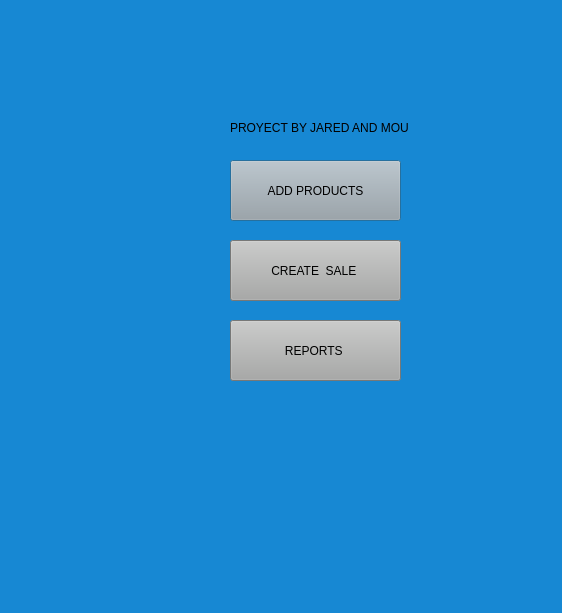
Detectov/PharmacyProject, file menu.ui: the form before one commit.
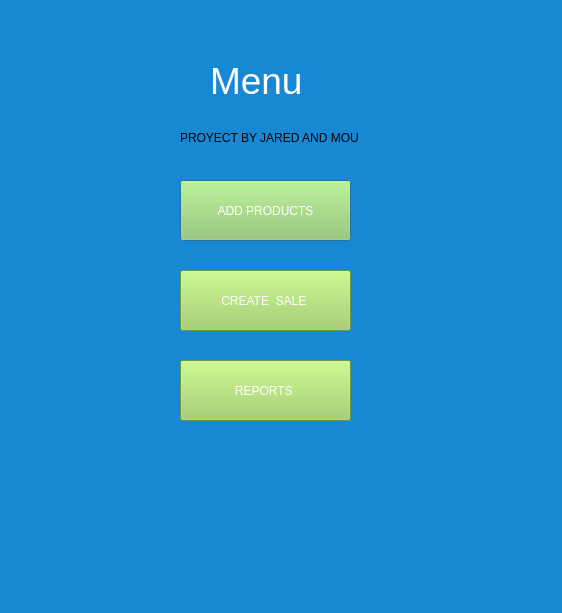
The form after the commit.

Commit message: adjusted color

The edit to the form file:
```diff
--- a/menu.ui
+++ b/menu.ui
@@ -19,24 +19,24 @@
   <widget class="QLabel" name="label">
    <property name="geometry">
     <rect>
-     <x>230</x>
+     <x>210</x>
      <y>50</y>
-     <width>181</width>
+     <width>121</width>
      <height>61</height>
     </rect>
    </property>
    <property name="styleSheet">
-    <string notr="true">color: rgb(231, 231, 231);font-size:28pt;</string>
+    <string notr="true">color: rgb(255, 255, 255);font-size:28pt;</string>
    </property>
    <property name="text">
-    <string/>
+    <string>Menu</string>
    </property>
   </widget>
   <widget class="QLabel" name="label_4">
    <property name="geometry">
     <rect>
-     <x>230</x>
-     <y>120</y>
+     <x>180</x>
+     <y>130</y>
      <width>191</width>
      <height>16</height>
     </rect>
@@ -48,14 +48,15 @@
   <widget class="QPushButton" name="pushButton">
    <property name="geometry">
     <rect>
-     <x>230</x>
-     <y>160</y>
+     <x>180</x>
+     <y>180</y>
      <width>171</width>
      <height>61</height>
     </rect>
    </property>
    <property name="styleSheet">
-    <string notr="true">background-color: rgb(167, 168, 167);</string>
+    <string notr="true">background-color: rgb(156, 208, 93);
+color: rgb(255, 255, 255);</string>
    </property>
    <property name="text">
     <string>ADD PRODUCTS</string>
@@ -64,14 +65,15 @@
   <widget class="QPushButton" name="pushButton_2">
    <property name="geometry">
     <rect>
-     <x>230</x>
-     <y>240</y>
+     <x>180</x>
+     <y>270</y>
      <width>171</width>
      <height>61</height>
     </rect>
    </property>
    <property name="styleSheet">
-    <string notr="true">background-color: rgb(167, 168, 167);</string>
+    <string notr="true">background-color: rgb(156, 208, 93);
+color: rgb(255, 255, 255);</string>
    </property>
    <property name="text">
     <string>CREATE  SALE </string>
@@ -80,14 +82,15 @@
   <widget class="QPushButton" name="pushButton_3">
    <property name="geometry">
     <rect>
-     <x>230</x>
-     <y>320</y>
+     <x>180</x>
+     <y>360</y>
      <width>171</width>
      <height>61</height>
     </rect>
    </property>
    <property name="styleSheet">
-    <string notr="true">background-color: rgb(167, 168, 167);</string>
+    <string notr="true">background-color: rgb(156, 208, 93);
+color: rgb(255, 255, 255);</string>
    </property>
    <property name="text">
     <string>REPORTS </string>
```
The commit also changes 5 other files.
